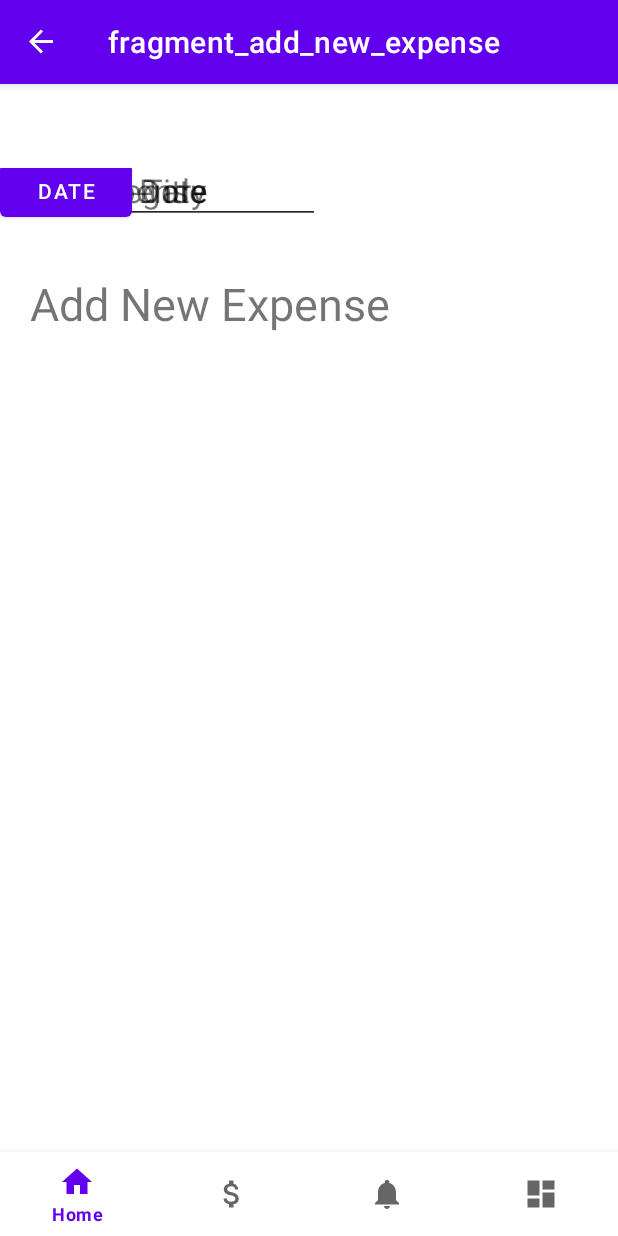
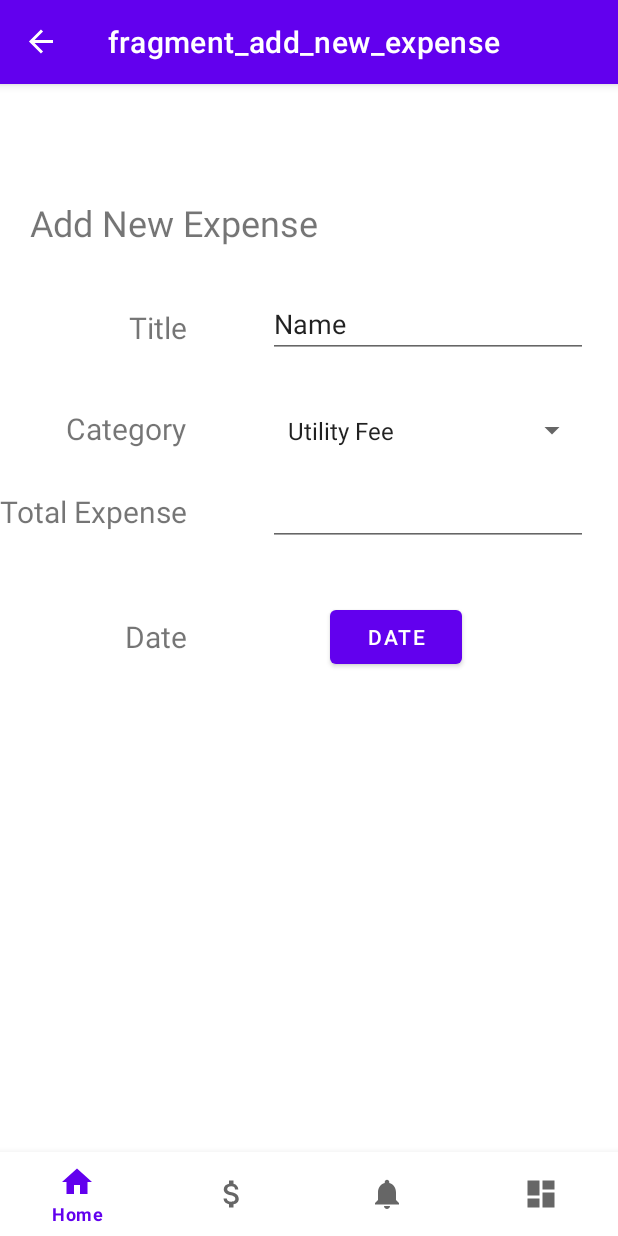
Before and after one commit to LauHongSoon/Assignment, an Android app: the AddNewExpenseFragment screen opened through its navigation route, on a phone screen of 412 x 824 dp. Run offline under Robolectric (Android 15) with nearby library versions, the phone set to English and light mode, and no system bars; our stand-ins replace Firebase (no records; nobody signed in at launch, a user with empty details on screens opened directly), navigation-ui.

Commit message:
Date Picker

```diff
--- a/app/src/main/java/my/edu/tarc/mobileass/ui/expense/AddNewExpenseFragment.kt
+++ b/app/src/main/java/my/edu/tarc/mobileass/ui/expense/AddNewExpenseFragment.kt
@@ -8,7 +8,6 @@ import android.view.View
 import android.view.ViewGroup
 import my.edu.tarc.mobileass.databinding.FragmentAddNewExpenseBinding
 import java.text.SimpleDateFormat
-import android.widget.DatePicker
 import java.util.Calendar
 import java.util.Locale
 
@@ -35,7 +34,7 @@ class AddNewExpenseFragment : Fragment() {
 
     override fun onViewCreated(view: View, savedInstanceState: Bundle?) {
         super.onViewCreated(view, savedInstanceState)
-        binding.buttonDate.setOnClickListener{
+        binding.buttonDate.setOnClickListener {
             showDatePickerDialog()
         }
     }
--- a/app/src/main/res/layout/fragment_add_new_expense.xml
+++ b/app/src/main/res/layout/fragment_add_new_expense.xml
@@ -13,9 +13,9 @@
         android:layout_width="wrap_content"
         android:layout_height="wrap_content"
         android:layout_marginStart="20dp"
-        android:layout_marginTop="70dp"
+        android:layout_marginTop="20dp"
         android:text="@string/newExpense"
-        android:textSize="30sp"
+        android:textSize="24sp"
         app:layout_constraintStart_toStartOf="parent"
         app:layout_constraintTop_toTopOf="parent" />
 
@@ -23,68 +23,77 @@
         android:id="@+id/textView5"
         android:layout_width="wrap_content"
         android:layout_height="wrap_content"
+        android:layout_marginTop="40dp"
         android:text="@string/title"
-        android:textSize="22sp"
+        android:textSize="20sp"
         app:layout_constraintEnd_toEndOf="@+id/textView6"
-        tools:layout_editor_absoluteY="137dp" />
+        app:layout_constraintTop_toBottomOf="@+id/textView4" />
 
     <TextView
         android:id="@+id/textView6"
         android:layout_width="wrap_content"
         android:layout_height="wrap_content"
+        android:layout_marginTop="28dp"
         android:text="@string/totalexpense"
-        android:textSize="22sp"
-        tools:layout_editor_absoluteX="20dp"
-        tools:layout_editor_absoluteY="284dp" />
+        android:textSize="20sp"
+        app:layout_constraintTop_toBottomOf="@+id/textView8"
+        tools:layout_editor_absoluteX="20dp" />
 
     <TextView
         android:id="@+id/textView7"
         android:layout_width="wrap_content"
         android:layout_height="wrap_content"
+        android:layout_marginTop="56dp"
         android:text="@string/date"
-        android:textSize="22sp"
+        android:textSize="20sp"
         app:layout_constraintEnd_toEndOf="@+id/textView6"
-        tools:layout_editor_absoluteY="354dp" />
+        app:layout_constraintTop_toBottomOf="@+id/textView6" />
 
     <TextView
         android:id="@+id/textView8"
         android:layout_width="wrap_content"
         android:layout_height="wrap_content"
+        android:layout_marginTop="40dp"
         android:text="@string/category"
-        android:textSize="22sp"
+        android:textSize="20sp"
         app:layout_constraintEnd_toEndOf="@+id/textView6"
-        tools:layout_editor_absoluteY="208dp" />
+        app:layout_constraintTop_toBottomOf="@+id/textView5" />
 
     <EditText
         android:id="@+id/editTextText"
         android:layout_width="wrap_content"
         android:layout_height="wrap_content"
+        android:layout_marginEnd="20dp"
         android:ems="10"
         android:inputType="text"
         android:text="Name"
         app:layout_constraintBottom_toBottomOf="@+id/textView5"
+        app:layout_constraintEnd_toEndOf="parent"
         app:layout_constraintTop_toTopOf="@+id/textView5"
-        tools:layout_editor_absoluteX="186dp" />
+        app:layout_constraintVertical_bias="0.65" />
 
     <EditText
         android:id="@+id/editTextNumber"
         android:layout_width="wrap_content"
         android:layout_height="wrap_content"
+        android:layout_marginEnd="20dp"
         android:ems="10"
         android:inputType="number"
         app:layout_constraintBottom_toBottomOf="@+id/textView6"
-        app:layout_constraintTop_toTopOf="@+id/textView6"
-        tools:layout_editor_absoluteX="182dp" />
+        app:layout_constraintEnd_toEndOf="parent"
+        app:layout_constraintTop_toTopOf="@+id/textView6" />
 
     <Spinner
         android:id="@+id/spinner"
-        android:layout_width="wrap_content"
-        android:layout_height="wrap_content"
+        android:layout_width="208dp"
+        android:layout_height="30dp"
+        android:layout_marginEnd="20dp"
+        android:entries="@array/category"
         android:scrollbarSize="20sp"
         app:layout_constraintBottom_toBottomOf="@+id/textView8"
+        app:layout_constraintEnd_toEndOf="parent"
         app:layout_constraintTop_toTopOf="@+id/textView8"
-        app:layout_constraintVertical_bias="0.0"
-        tools:layout_editor_absoluteX="186dp" />
+        app:layout_constraintVertical_bias="0.0" />
 
     <Button
         android:id="@+id/buttonDate"
@@ -92,7 +101,16 @@
         android:layout_height="wrap_content"
         android:text="@string/date"
         app:layout_constraintBottom_toBottomOf="@+id/textView7"
-        app:layout_constraintTop_toTopOf="@+id/textView7"
-        tools:layout_editor_absoluteX="189dp" />
+        app:layout_constraintEnd_toEndOf="parent"
+        app:layout_constraintHorizontal_bias="0.68"
+        app:layout_constraintStart_toStartOf="parent"
+        app:layout_constraintTop_toTopOf="@+id/textView7" />
+
+    <androidx.constraintlayout.widget.Guideline
+        android:id="@+id/guideline2"
+        android:layout_width="wrap_content"
+        android:layout_height="wrap_content"
+        android:orientation="horizontal"
+        app:layout_constraintGuide_begin="110dp" />
 
 </androidx.constraintlayout.widget.ConstraintLayout>
--- a/app/src/main/res/values/strings.xml
+++ b/app/src/main/res/values/strings.xml
@@ -39,4 +39,10 @@
     <string name="totalexpense">Total Expense</string>
     <string name="date">Date</string>
     <string name="category">Category</string>
+    <string-array name="category">
+        <item>Utility Fee</item>
+        <item>Groce</item>
+        <item>Category 3</item>
+        <item>Category 4</item>
+    </string-array>
 </resources>
```
